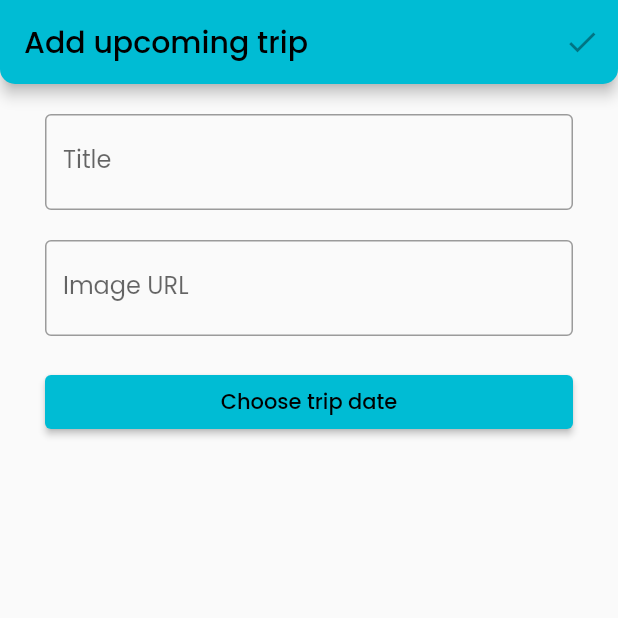
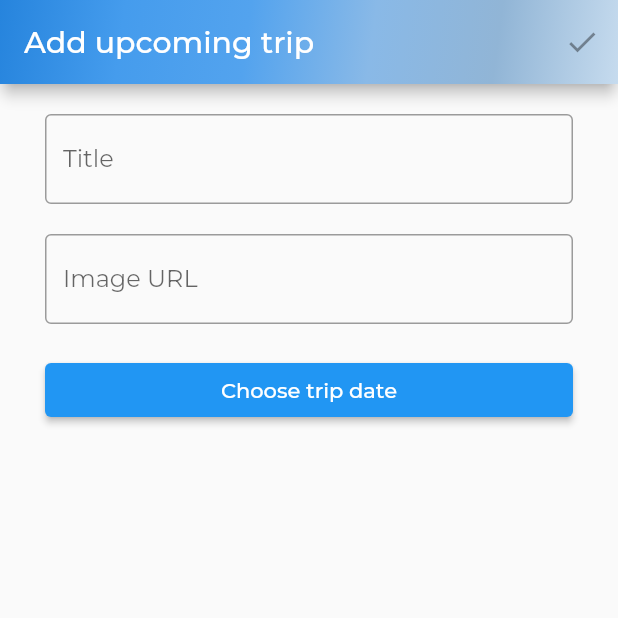
Before and after one commit to dominikawantrych/yourtripplaner, a Flutter app: the screen it shows after launch, after a tap on the "add" icon, on a phone screen of 412 x 824 dp, the top half of it. Run offline on Flutter 3.47's test engine with Material 2 defaults, Android fonts, the phone set to English and light mode, and no system bars; our stand-ins replace bloc, cloud_firestore, dio, firebase_core, flutter_bloc, google_fonts and 1 more; accounts and stored records are empty; network calls fail.

Commit message:
Change theme colors

```diff
--- a/lib/Features/add/page/add_page.dart
+++ b/lib/Features/add/page/add_page.dart
@@ -40,6 +40,22 @@ class _AddPageState extends State<AddPage> {
           builder: (context, state) {
             return Scaffold(
               appBar: AppBar(
+                flexibleSpace: Container(
+                  decoration: const BoxDecoration(
+                    gradient: LinearGradient(
+                      begin: Alignment.topLeft,
+                      end: Alignment.bottomRight,
+                      colors: <Color>[
+                        Color.fromARGB(255, 38, 132, 221),
+                        Color.fromARGB(255, 69, 156, 237),
+                        Color.fromARGB(255, 83, 163, 238),
+                        Color.fromARGB(255, 137, 185, 231),
+                        Color.fromARGB(255, 145, 181, 214),
+                        Color.fromARGB(255, 198, 219, 238),
+                      ],
+                    ),
+                  ),
+                ),
                 automaticallyImplyLeading: false,
                 shape: const RoundedRectangleBorder(
                   borderRadius: BorderRadius.vertical(
@@ -148,6 +164,7 @@ class AddPageBody extends StatelessWidget {
               onDateChanged(selectedDate);
             },
             child: Text(selectedDateFormatted ?? 'Choose trip date'),
+
           ),
         ]);
   }
--- a/lib/Features/home/page/home_page.dart
+++ b/lib/Features/home/page/home_page.dart
@@ -3,6 +3,7 @@ import 'package:flutter_bloc/flutter_bloc.dart';
 import 'package:yourtripplaner/Features/add/page/add_page.dart';
 import 'package:yourtripplaner/Features/details/pages/details_page.dart';
 import 'package:yourtripplaner/Features/home/cubit/home_cubit.dart';
+
 import 'package:yourtripplaner/Features/models/item_model.dart';
 import 'package:yourtripplaner/Features/weather/pages/weather_page.dart';
 import 'package:yourtripplaner/repositories/items_repository.dart';
@@ -19,18 +20,33 @@ class HomePage extends StatefulWidget {
 class _HomePageState extends State<HomePage> {
   var currentIndex = 0;
 
-
   @override
   Widget build(BuildContext context) {
     return Scaffold(
       appBar: AppBar(
-         automaticallyImplyLeading: false,
+        flexibleSpace: Container(
+          decoration: const BoxDecoration(
+            gradient: LinearGradient(
+              begin: Alignment.topLeft,
+              end: Alignment.bottomRight,
+              colors: <Color>[
+                Color.fromARGB(255, 38, 132, 221),
+                Color.fromARGB(255, 69, 156, 237),
+                Color.fromARGB(255, 83, 163, 238),
+                Color.fromARGB(255, 137, 185, 231),
+                Color.fromARGB(255, 145, 181, 214),
+                Color.fromARGB(255, 198, 219, 238),
+              ],
+            ),
+          ),
+        ),
+        automaticallyImplyLeading: false,
         shape: const RoundedRectangleBorder(
           borderRadius: BorderRadius.vertical(
             bottom: Radius.circular(10),
           ),
         ),
-        title: const Text('Plan Your Trip'),
+        title: const Text('Plan Your Trip '),
       ),
       floatingActionButton: FloatingActionButton(
         onPressed: () {
@@ -44,7 +60,7 @@ class _HomePageState extends State<HomePage> {
           if (currentIndex == 1) {
             return const WeatherPage();
           }
-          if (currentIndex == 0 ) {}
+          if (currentIndex == 0) {}
           return BlocProvider(
             create: (context) => HomeCubit(ItemsRepository())..start(),
             child: BlocBuilder<HomeCubit, HomeState>(
@@ -86,7 +102,9 @@ class _HomePageState extends State<HomePage> {
                               .read<HomeCubit>()
                               .remove(documentID: itemModel.id);
                         },
-                        child: ListViewItem(itemModel: itemModel),
+                        child: ListViewItem(
+                          itemModel: itemModel,
+                        ),
                       ),
                     ],
                   ],
@@ -94,7 +112,6 @@ class _HomePageState extends State<HomePage> {
               },
             ),
           );
-
         },
       ),
       bottomNavigationBar: BottomNavigationBar(
@@ -144,6 +161,9 @@ class ListViewItem extends StatelessWidget {
           ),
           child: Container(
               decoration: const BoxDecoration(
+                borderRadius: BorderRadius.all(
+                  Radius.circular(32),
+                ),
                 color: Colors.black12,
               ),
               child: Column(
@@ -151,6 +171,9 @@ class ListViewItem extends StatelessWidget {
                   Container(
                     height: 80,
                     decoration: BoxDecoration(
+                      borderRadius: const BorderRadius.all(
+                        Radius.circular(32),
+                      ),
                       color: Colors.black12,
                       image: DecorationImage(
                         image: NetworkImage(
@@ -209,5 +232,4 @@ class ListViewItem extends StatelessWidget {
               ))),
     );
   }
-
 }
--- a/lib/main.dart
+++ b/lib/main.dart
@@ -20,9 +20,9 @@ class MyApp extends StatelessWidget {
     return MaterialApp(
       title: 'Flutter Demo',
       theme: ThemeData(
-        primarySwatch: Colors.cyan,
-        splashColor: Colors.yellow,
-        textTheme: GoogleFonts.poppinsTextTheme(),
+
+
+        textTheme: GoogleFonts.montserratTextTheme(),
       ),
 
 
```
Also changed, not shown: lib/Features/details/cubit/details_cubit.dart (+5 -5 lines), lib/Features/details/pages/details_page.dart (+35 -22 lines), lib/repositories/details_repository.dart (+7 -7 lines). Lines whose indentation alone changed are shown as unchanged.
